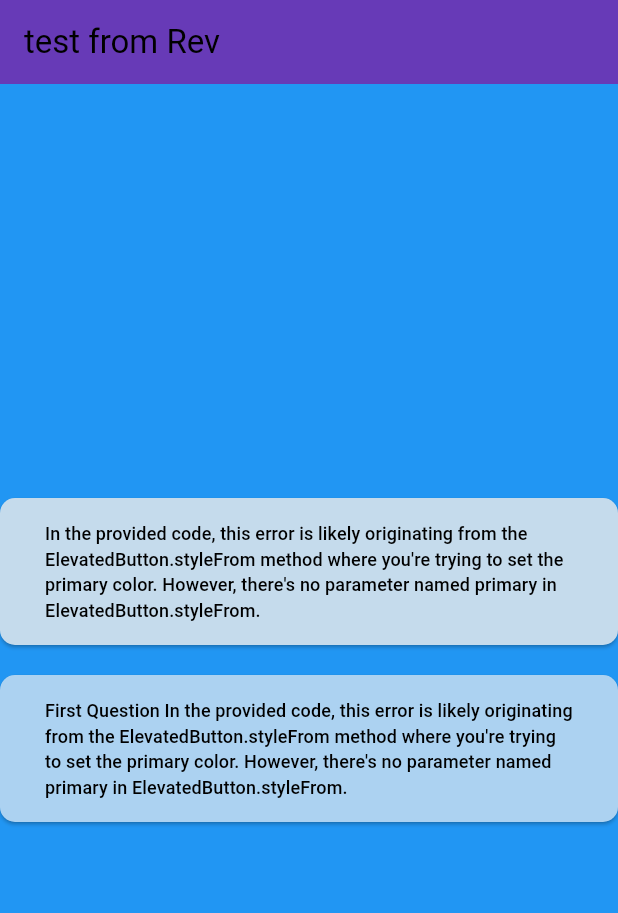
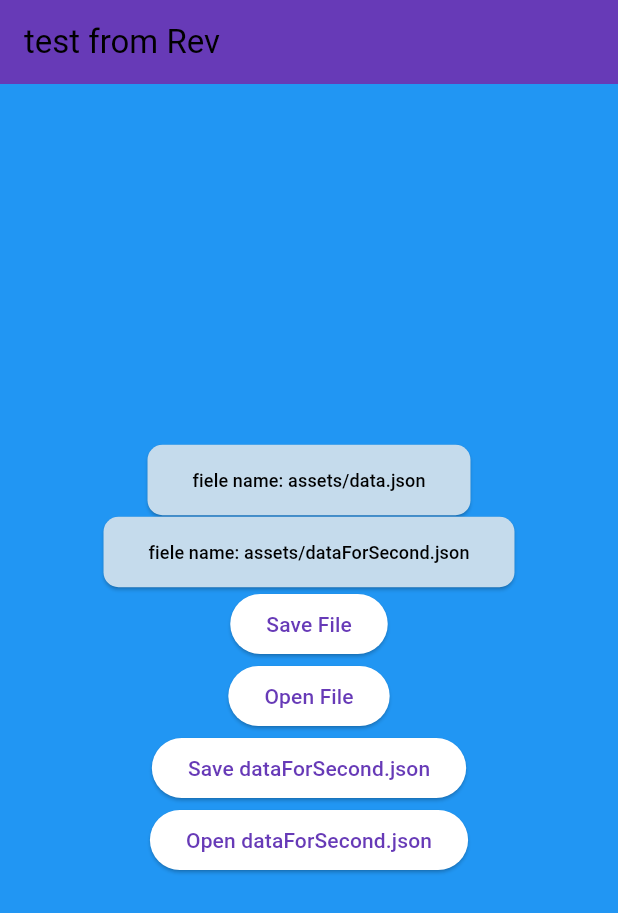
Before and after one commit to sm2irfan/flutter_application_1, a Flutter app: the screen it shows after launch, on a phone screen of 412 x 824 dp. Shown: the top 913 px of the screen. Run offline on Flutter 3.47's test engine with Material 3 defaults, Android fonts, the phone set to English and light mode, and no system bars; our stand-ins replace open_file, permission_handler.

Commit message:
added for experimental

```diff
--- a/lib/main.dart
+++ b/lib/main.dart
@@ -4,26 +4,18 @@ import 'package:flutter/material.dart';
 import 'package:flutter/services.dart';
 import 'rev_1.dart';
 import 'data_parser.dart'; // Import the data parser file
+import 'package:path_provider/path_provider.dart';
+import 'dart:io';
+import 'package:open_file/open_file.dart';
+import 'package:permission_handler/permission_handler.dart';
 
 Future<void> main() async {
   WidgetsFlutterBinding.ensureInitialized();
-
-  // Load the list of files in the assets folder
-  final assetManifestJson = await rootBundle.loadString('AssetManifest.json');
-  final Map<String, dynamic> manifest = json.decode(assetManifestJson);
-  final List<String> assetNames = manifest.keys.toList();
-
-  // Filter only the files in the assets folder
-  final List<String> assetFiles =
-      assetNames.where((String key) => !key.endsWith('/')).toList();
-
-  // Print the list of asset files
-  print("assetFiles: $assetFiles");
   runApp(const MyApp());
 }
 
 class MyApp extends StatelessWidget {
-  const MyApp({Key? key}) : super(key: key);
+  const MyApp({super.key});
 
   @override
   Widget build(BuildContext context) {
@@ -39,7 +31,7 @@ class MyApp extends StatelessWidget {
 }
 
 class MyHomePage extends StatefulWidget {
-  const MyHomePage({Key? key, required this.title}) : super(key: key);
+  const MyHomePage({super.key, required this.title});
 
   final String title;
 
@@ -49,11 +41,97 @@ class MyHomePage extends StatefulWidget {
 
 class _MyHomePageState extends State<MyHomePage> {
   late List<QuestionAnswerSetData> questionAnswerSetDataList;
-  late List<QuestionAnswerSetData> questionAnswerSetDataListtt;
+  late bool isLoading = false;
+  late List<String> assetFiles = [
+    'assets/data.json',
+    'assets/dataForSecond.json',
+  ];
+  String _filePath = '';
+  late String externalFilePath;
+  // Load the data asynchronously
+  Future<void> _loadData(String asset) async {
+    final currentContext = context;
+    setState(() {
+      isLoading = true;
+    });
+    // Read the JSON data from the external file
+    final jsonData = await File(asset).readAsString();
+    final ajsonDataTT = json.decode(jsonData);
 
-  @override
-  void initState() {
-    super.initState();
+    // final ajsonDataTT = await readJsonFromAsset(asset);
+    questionAnswerSetDataList = parseQuestionAnswerSets(ajsonDataTT);
+    setState(() {
+      isLoading = false;
+    });
+
+    // Navigate to the second screen using a named route.
+    MaterialPageRoute route = MaterialPageRoute(
+      builder: (currentContext) => RevHome(
+        title: 'from first',
+        questionAnswerSetDataList: questionAnswerSetDataList,
+      ),
+    );
+    Navigator.push(currentContext, route);
+  }
+
+  Future<void> _saveToFile() async {
+    const String content = 'Hi this is for test new i am ithaar';
+
+    await Permission.storage.request();
+
+    // Get the external storage directory
+    final directory = await getExternalStorageDirectory();
+
+    final String filePath = '${directory?.path}/myy_file.txt';
+
+    print("filepath: $filePath");
+
+    // Write to the file
+    final File file = File(filePath);
+    await file.writeAsString(content);
+
+    setState(() {
+      _filePath = filePath;
+    });
+  }
+
+  Future<void> openFile() async {
+    final filePath = _filePath; // Assuming _filePath is the path to your file
+
+    if (filePath != null) {
+      print("file path: $filePath");
+      await OpenFile.open(filePath);
+    }
+  }
+
+  Future<void> openFileaa(String filePath) async {
+    if (filePath.isNotEmpty) {
+      print("Opening file: $filePath");
+      await OpenFile.open(filePath);
+    }
+  }
+
+  Future<String> _copyAssetFileToExternal(String assetPath) async {
+    // Request storage permission
+    await Permission.storage.request();
+
+    // Get the external storage directory
+    final directory = await getExternalStorageDirectory();
+
+    // Create a new file in the external storage directory
+    final String filePath = '${directory!.path}/${assetPath.split('/').last}';
+
+    // Read the asset file
+    final assetData = await rootBundle.load(assetPath);
+
+    // Write the asset data to the external file
+    final externalFile = File(filePath);
+    await externalFile.writeAsBytes(assetData.buffer.asUint8List(),
+        flush: true);
+
+    print("External file path: $filePath");
+
+    return filePath;
   }
 
   Future<Map<String, dynamic>> readJsonFromAsset(String assetPath) async {
@@ -74,20 +152,11 @@ class _MyHomePageState extends State<MyHomePage> {
         child: Column(
           mainAxisAlignment: MainAxisAlignment.center,
           children: <Widget>[
+            for (var asset in assetFiles)
               ElevatedButton(
-              onPressed: () async {
-                final ajsonDataTT = await readJsonFromAsset('assets/data.json');
-                questionAnswerSetDataListtt =
-                    parseQuestionAnswerSets(ajsonDataTT);
-                // Navigate to the second screen using a named route.
-                MaterialPageRoute route = MaterialPageRoute(
-                    builder: (context) => RevHome(
-                          title: 'from first',
-                          questionAnswerSetDataList:
-                              questionAnswerSetDataListtt,
-                        ));
-                Navigator.push(context, route);
-              },
+                onPressed: isLoading
+                    ? null // Disable button if data is loading
+                    : () => _loadData(externalFilePath), // Load data on button press
                 style: ElevatedButton.styleFrom(
                   backgroundColor: const Color.fromARGB(
                       255, 197, 219, 236), // Background color
@@ -97,41 +166,35 @@ class _MyHomePageState extends State<MyHomePage> {
                   padding: const EdgeInsets.symmetric(
                       vertical: 15, horizontal: 30), // Button padding
                 ),
-              child: const Text(
-                "In the provided code, this error is likely originating from the ElevatedButton.styleFrom method where you're trying to set the primary color. However, there's no parameter named primary in ElevatedButton.styleFrom.", // Text for the button
-                style:
-                    TextStyle(fontSize: 12, color: Colors.black), // Text style
+                child: Text(
+                  'fiele name: $asset', // Text to display in the button asset
+                  style: const TextStyle(
+                      fontSize: 12, color: Colors.black), // Text style
                 ),
               ),
-            const SizedBox(height: 20), // Spacer between buttons
+            ElevatedButton(
+              onPressed: _saveToFile,
+              child: Text('Save File'),
+            ),
+            ElevatedButton(
+              onPressed: openFile,
+              child: Text('Open File'),
+            ),
             ElevatedButton(
               onPressed: () async {
-                final ajsonDataTT = await readJsonFromAsset('assets/dataForSecond.json');
-                questionAnswerSetDataListtt =
-                    parseQuestionAnswerSets(ajsonDataTT);
-                // Navigate to the second screen using a named route.
-                MaterialPageRoute route = MaterialPageRoute(
-                    builder: (context) => RevHome(
-                          title: 'from first',
-                          questionAnswerSetDataList: questionAnswerSetDataListtt,
-                        ));
-                Navigator.push(context, route);
+                externalFilePath =
+                    await _copyAssetFileToExternal('assets/dataForSecond.json');
               },
-              style: ElevatedButton.styleFrom(
-                backgroundColor: const Color.fromARGB(
-                    255, 172, 210, 241), // Background color
-                shape: RoundedRectangleBorder(
-                  borderRadius: BorderRadius.circular(10), // Rounded corners
+              child: Text('Save dataForSecond.json'),
             ),
-                padding: const EdgeInsets.symmetric(
-                    vertical: 15, horizontal: 30), // Button padding
+            ElevatedButton(
+              onPressed: () async {
+                await openFileaa(externalFilePath);
+              },
+              child: Text('Open dataForSecond.json'),
             ),
-              child: const Text(
-                "First Question In the provided code, this error is likely originating from the ElevatedButton.styleFrom method where you're trying to set the primary color. However, there's no parameter named primary in ElevatedButton.styleFrom.", // Text for the button
-                style:
-                    TextStyle(fontSize: 12, color: Colors.black), // Text style
-              ),
-            )
+            if (isLoading) // Display circular progress indicator when loading
+              const CircularProgressIndicator(),
           ],
         ),
       ),
--- a/lib/rev_1.dart
+++ b/lib/rev_1.dart
@@ -5,10 +5,10 @@ import 'widgets/question.dart';
 // Main Home Screen
 class RevHome extends StatefulWidget {
   const RevHome({
-    Key? key,
+    super.key,
     required this.title,
     required this.questionAnswerSetDataList,
-  }) : super(key: key);
+  });
 
   final String title;
   final List<QuestionAnswerSetData> questionAnswerSetDataList;
--- a/lib/widgets/answer_option.dart
+++ b/lib/widgets/answer_option.dart
@@ -6,7 +6,7 @@ class AnswerOption extends StatelessWidget {
   final Color color;
   final VoidCallback onTap;
 
-  const AnswerOption({
+  const AnswerOption({super.key,
     required this.answerPlace,
     required this.answerText,
     required this.color,
@@ -21,24 +21,24 @@ class AnswerOption extends StatelessWidget {
         color: color,
         shape: RoundedRectangleBorder(
           borderRadius: BorderRadius.circular(8),
-          side: BorderSide(color: Colors.blue, width: 1),
+          side: const BorderSide(color: Colors.blue, width: 1),
         ),
         child: ListTile(
           title: Text(
             answerText,
-            style: TextStyle(color: Colors.black),
+            style: const TextStyle(color: Colors.black),
           ),
           leading: Container(
             width: 30,
             height: 30,
-            decoration: BoxDecoration(
+            decoration: const BoxDecoration(
               color: Colors.blue,
               shape: BoxShape.circle,
             ),
             child: Center(
               child: Text(
                 answerPlace,
-                style: TextStyle(color: Colors.white),
+                style: const TextStyle(color: Colors.white),
               ),
             ),
           ),
--- a/lib/widgets/question.dart
+++ b/lib/widgets/question.dart
@@ -3,11 +3,11 @@ import 'package:flutter/material.dart';
 class QuestionTitle extends StatelessWidget {
   final String quesTitle;
 
-  const QuestionTitle({required this.quesTitle});
+  const QuestionTitle({super.key, required this.quesTitle});
 
   @override
   Widget build(BuildContext context) {
-    return Container(
+    return SizedBox(
       width: double.infinity,
       // height: 40,
       // decoration: BoxDecoration(
@@ -30,7 +30,7 @@ class QuestionTitle extends StatelessWidget {
 class QuestionText extends StatelessWidget {
   final String quesText;
 
-  const QuestionText({required this.quesText});
+  const QuestionText({super.key, required this.quesText});
 
   @override
   Widget build(BuildContext context) {
--- a/pubspec.yaml
+++ b/pubspec.yaml
@@ -30,7 +30,9 @@ environment:
 dependencies:
   flutter:
     sdk: flutter
-
+  path_provider: ^2.1.2
+  open_file: ^3.2.1
+  permission_handler: ^10.2.0
   # The following adds the Cupertino Icons font to your application.
   # Use with the CupertinoIcons class for iOS style icons.
   cupertino_icons: ^1.0.6
```
Also changed, not shown: pubspec.lock, 3 other files. Lines whose indentation alone changed are shown as unchanged.
